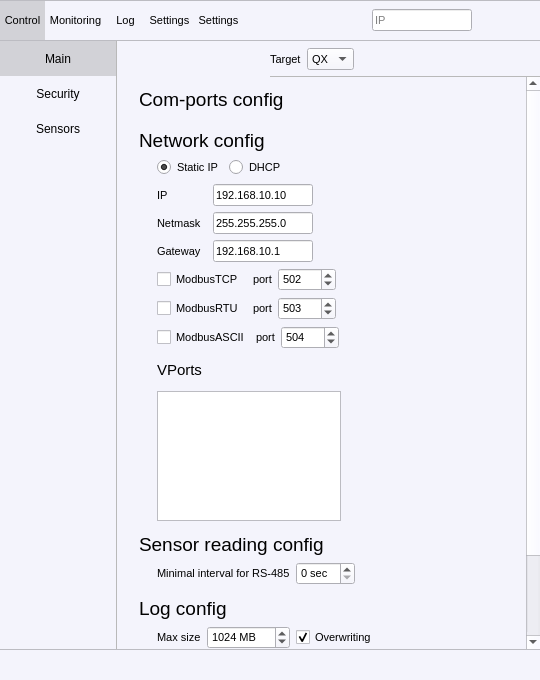
Old version of the form Software/MarvieControl.ui in the repository Orange-hanter/Marvie.
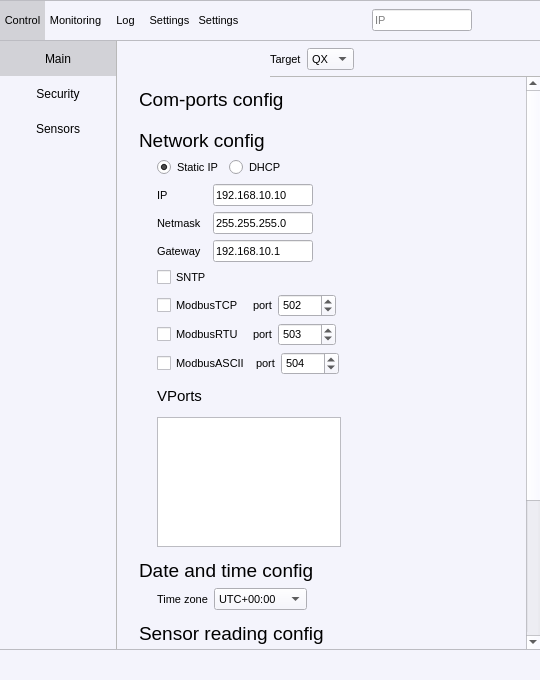
New version of the form. The open tabs and pages were chosen to show the change. Icons and pictures are not drawn. Custom widgets are drawn as their Qt base class.

Commit message: SNTP integrated

Patch:
```diff
--- a/Software/MarvieControl.ui
+++ b/Software/MarvieControl.ui
@@ -4150,9 +4150,9 @@
               <property name="geometry">
                <rect>
                 <x>0</x>
-                <y>0</y>
-                <width>366</width>
-                <height>698</height>
+                <y>-222</y>
+                <width>400</width>
+                <height>789</height>
                </rect>
               </property>
               <layout class="QVBoxLayout" name="verticalLayout_3">
@@ -4439,6 +4439,50 @@
                       </layout>
                      </widget>
                     </item>
+                    <item>
+                     <widget class="QWidget" name="gsmModbusTcpGroupWidget_3" native="true">
+                      <layout class="QHBoxLayout" name="horizontalLayout_65">
+                       <property name="leftMargin">
+                        <number>0</number>
+                       </property>
+                       <property name="topMargin">
+                        <number>0</number>
+                       </property>
+                       <property name="rightMargin">
+                        <number>0</number>
+                       </property>
+                       <property name="bottomMargin">
+                        <number>0</number>
+                       </property>
+                       <item>
+                        <widget class="QCheckBox" name="sntpCheckBox">
+                         <property name="minimumSize">
+                          <size>
+                           <width>90</width>
+                           <height>0</height>
+                          </size>
+                         </property>
+                         <property name="text">
+                          <string>SNTP</string>
+                         </property>
+                        </widget>
+                       </item>
+                       <item>
+                        <spacer name="horizontalSpacer_52">
+                         <property name="orientation">
+                          <enum>Qt::Horizontal</enum>
+                         </property>
+                         <property name="sizeHint" stdset="0">
+                          <size>
+                           <width>40</width>
+                           <height>20</height>
+                          </size>
+                         </property>
+                        </spacer>
+                       </item>
+                      </layout>
+                     </widget>
+                    </item>
                     <item>
                      <widget class="QWidget" name="gsmModbusTcpGroupWidget_2" native="true">
                       <layout class="QHBoxLayout" name="horizontalLayout_14">
@@ -4781,6 +4825,222 @@
                  </layout>
                 </widget>
                </item>
+               <item>
+                <widget class="QWidget" name="networkConfigWidget_4" native="true">
+                 <layout class="QVBoxLayout" name="verticalLayout_40">
+                  <property name="leftMargin">
+                   <number>0</number>
+                  </property>
+                  <property name="topMargin">
+                   <number>0</number>
+                  </property>
+                  <property name="rightMargin">
+                   <number>0</number>
+                  </property>
+                  <property name="bottomMargin">
+                   <number>0</number>
+                  </property>
+                  <item>
+                   <widget class="QLabel" name="label_31">
+                    <property name="font">
+                     <font>
+                      <pointsize>14</pointsize>
+                     </font>
+                    </property>
+                    <property name="text">
+                     <string>Date and time config</string>
+                    </property>
+                   </widget>
+                  </item>
+                  <item>
+                   <layout class="QVBoxLayout" name="verticalLayout_41">
+                    <property name="leftMargin">
+                     <number>18</number>
+                    </property>
+                    <property name="bottomMargin">
+                     <number>0</number>
+                    </property>
+                    <item>
+                     <widget class="QWidget" name="gsmModbusTcpGroupWidget_4" native="true">
+                      <layout class="QHBoxLayout" name="horizontalLayout_71">
+                       <property name="leftMargin">
+                        <number>0</number>
+                       </property>
+                       <property name="topMargin">
+                        <number>0</number>
+                       </property>
+                       <property name="rightMargin">
+                        <number>0</number>
+                       </property>
+                       <property name="bottomMargin">
+                        <number>0</number>
+                       </property>
+                       <item>
+                        <widget class="QLabel" name="label_35">
+                         <property name="text">
+                          <string>Time zone</string>
+                         </property>
+                        </widget>
+                       </item>
+                       <item>
+                        <widget class="QComboBox" name="timeZoneComboBox">
+                         <property name="minimumSize">
+                          <size>
+                           <width>85</width>
+                           <height>0</height>
+                          </size>
+                         </property>
+                         <property name="currentIndex">
+                          <number>12</number>
+                         </property>
+                         <item>
+                          <property name="text">
+                           <string>UTC-12:00</string>
+                          </property>
+                         </item>
+                         <item>
+                          <property name="text">
+                           <string>UTC-11:00</string>
+                          </property>
+                         </item>
+                         <item>
+                          <property name="text">
+                           <string>UTC-10:00</string>
+                          </property>
+                         </item>
+                         <item>
+                          <property name="text">
+                           <string>UTC-09:00</string>
+                          </property>
+                         </item>
+                         <item>
+                          <property name="text">
+                           <string>UTC-08:00</string>
+                          </property>
+                         </item>
+                         <item>
+                          <property name="text">
+                           <string>UTC-07:00</string>
+                          </property>
+                         </item>
+                         <item>
+                          <property name="text">
+                           <string>UTC-06:00</string>
+                          </property>
+                         </item>
+                         <item>
+                          <property name="text">
+                           <string>UTC-05:00</string>
+                          </property>
+                         </item>
+                         <item>
+                          <property name="text">
+                           <string>UTC-04:00</string>
+                          </property>
+                         </item>
+                         <item>
+                          <property name="text">
+                           <string>UTC-03:00</string>
+                          </property>
+                         </item>
+                         <item>
+                          <property name="text">
+                           <string>UTC-02:00</string>
+                          </property>
+                         </item>
+                         <item>
+                          <property name="text">
+                           <string>UTC-01:00</string>
+                          </property>
+                         </item>
+                         <item>
+                          <property name="text">
+                           <string>UTC+00:00</string>
+                          </property>
+                         </item>
+                         <item>
+                          <property name="text">
+                           <string>UTC+01:00</string>
+                          </property>
+                         </item>
+                         <item>
+                          <property name="text">
+                           <string>UTC+02:00</string>
+                          </property>
+                         </item>
+                         <item>
+                          <property name="text">
+                           <string>UTC+03:00</string>
+                          </property>
+                         </item>
+                         <item>
+                          <property name="text">
+                           <string>UTC+04:00</string>
+                          </property>
+                         </item>
+                         <item>
+                          <property name="text">
+                           <string>UTC+05:00</string>
+                          </property>
+                         </item>
+                         <item>
+                          <property name="text">
+                           <string>UTC+06:00</string>
+                          </property>
+                         </item>
+                         <item>
+                          <property name="text">
+                           <string>UTC+07:00</string>
+                          </property>
+                         </item>
+                         <item>
+                          <property name="text">
+                           <string>UTC+08:00</string>
+                          </property>
+                         </item>
+                         <item>
+                          <property name="text">
+                           <string>UTC+09:00</string>
+                          </property>
+                         </item>
+                         <item>
+                          <property name="text">
+                           <string>UTC+10:00</string>
+                          </property>
+                         </item>
+                         <item>
+                          <property name="text">
+                           <string>UTC+11:00</string>
+                          </property>
+                         </item>
+                         <item>
+                          <property name="text">
+                           <string>UTC+12:00</string>
+                          </property>
+                         </item>
+                        </widget>
+                       </item>
+                       <item>
+                        <spacer name="horizontalSpacer_58">
+                         <property name="orientation">
+                          <enum>Qt::Horizontal</enum>
+                         </property>
+                         <property name="sizeHint" stdset="0">
+                          <size>
+                           <width>40</width>
+                           <height>20</height>
+                          </size>
+                         </property>
+                        </spacer>
+                       </item>
+                      </layout>
+                     </widget>
+                    </item>
+                   </layout>
+                  </item>
+                 </layout>
+                </widget>
+               </item>
                <item>
                 <widget class="QWidget" name="networkConfigWidget_2" native="true">
                  <layout class="QVBoxLayout" name="verticalLayout_24">
```
Left out of the diff: 28 changed lines with no effect on the pictures. The commit also changes 16 other files.
